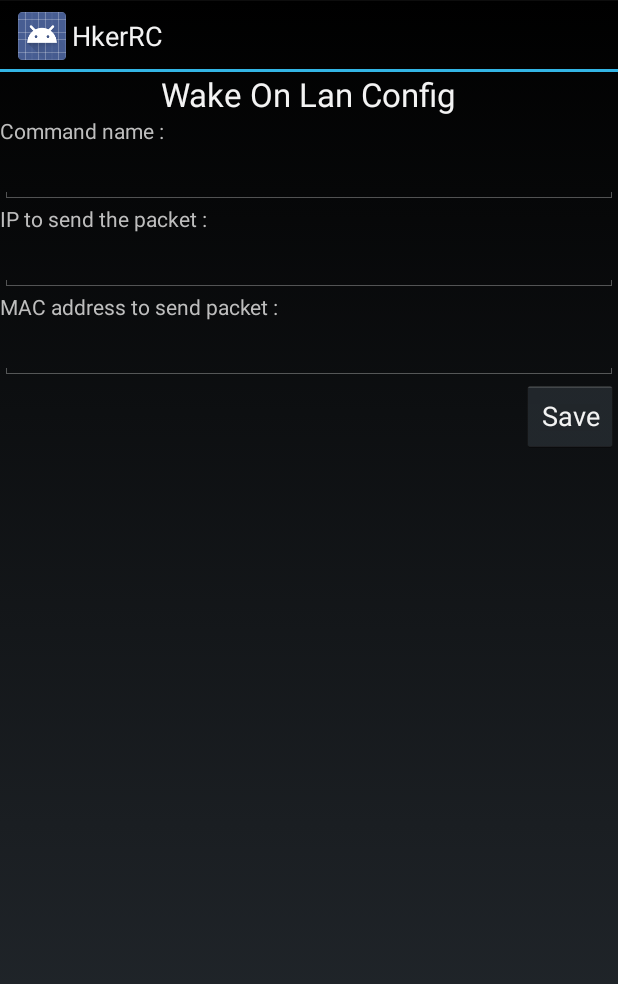
After one commit to GPif/HkerRC, an Android app: the WolConfigActivity screen opened directly, with no data from a screen before it, on a phone screen of 412 x 824 dp. The commit adds this screen. Shown: the top 984 px of the screen. Run offline under Robolectric (Android 15) with nearby library versions, the phone set to English and light mode, and no system bars; 4 statements that could not run were skipped.

Commit message:
Able to configure the command. The data is pass through serial object. Next step, put it in a file.

```diff
--- a/app/src/main/AndroidManifest.xml
+++ b/app/src/main/AndroidManifest.xml
@@ -2,7 +2,7 @@
 <manifest xmlns:android="http://schemas.android.com/apk/res/android"
     package="com.gpif.hkerrc" >
 
-    <uses-permission android:name="android.permission.INTERNET"></uses-permission>
+    <uses-permission android:name="android.permission.INTERNET"/>
 
     <application
         android:allowBackup="true"
@@ -18,6 +18,9 @@
                 <category android:name="android.intent.category.LAUNCHER" />
             </intent-filter>
         </activity>
+        <activity
+            android:name=".WolConfigActivity"
+            android:label="@string/app_name" />
     </application>
 
 </manifest>
--- /dev/null
+++ b/app/src/main/java/com/gpif/hkerrc/WolConfigActivity.java
@@ -0,0 +1,50 @@
+package com.gpif.hkerrc;
+
+import android.app.Activity;
+import android.content.Intent;
+import android.os.Bundle;
+import android.view.View;
+import android.widget.Button;
+import android.widget.EditText;
+
+import com.gpif.hkerrc.cmds.CommandsCollection;
+import com.gpif.hkerrc.cmds.WOLCommand;
+
+
+public class WolConfigActivity extends Activity {
+    @Override
+    protected void onCreate(Bundle savedInstanceState) {
+        super.onCreate(savedInstanceState);
+        setContentView(R.layout.config_wol_layout);
+        Intent wolConfig = getIntent();
+
+        final Integer position = wolConfig.getExtras().getInt("position");
+        final CommandsCollection values = (CommandsCollection) wolConfig.getSerializableExtra("cmd_list");
+
+        final EditText nameView = (EditText) findViewById(R.id.nameText);
+        final EditText ipView = (EditText) findViewById(R.id.ipText) ;
+        final EditText macView = (EditText) findViewById(R.id.macText);
+        Button saveButton = (Button) findViewById(R.id.save_button) ;
+
+        saveButton.setOnClickListener( new View.OnClickListener() {
+            @Override
+            public void onClick(View v) {
+                String name = nameView.getText().toString();
+                String ip   = ipView.getText().toString();
+                String mac  = macView.getText().toString();
+
+                WOLCommand cmd = new WOLCommand(name,ip,mac);
+                values.set(position,cmd);
+
+                Intent send2Main = new Intent();
+                send2Main.putExtra("cmd_list", values);
+                setResult(RESULT_OK,send2Main);
+                finish();
+            }
+        });
+
+        nameView.setText(values.get(position).getName());
+        ipView.setText(((WOLCommand) values.get(position)).getIp());
+        macView.setText(((WOLCommand) values.get(position)).getMac());
+    }
+}
--- /dev/null
+++ b/app/src/main/java/com/gpif/hkerrc/cmds/Command.java
@@ -0,0 +1,8 @@
+package com.gpif.hkerrc.cmds;
+
+import java.io.Serializable;
+
+public interface Command extends Serializable{
+    String getName();
+    Class getConfigActivityClass();
+}
--- /dev/null
+++ b/app/src/main/res/layout/config_wol_layout.xml
@@ -0,0 +1,53 @@
+<?xml version="1.0" encoding="utf-8"?>
+<LinearLayout xmlns:android="http://schemas.android.com/apk/res/android"
+    android:orientation="vertical" android:layout_width="match_parent"
+    android:layout_height="match_parent">
+
+    <TextView
+        android:layout_width="wrap_content"
+        android:layout_height="wrap_content"
+        android:textAppearance="?android:attr/textAppearanceLarge"
+        android:text="@string/wol_config_title"
+        android:id="@+id/title"
+        android:layout_gravity="center_horizontal" />
+
+    <TextView
+        android:layout_width="wrap_content"
+        android:layout_height="wrap_content"
+        android:text="Command name :"
+        android:id="@+id/textView3" />
+
+    <EditText
+        android:layout_width="match_parent"
+        android:layout_height="wrap_content"
+        android:id="@+id/nameText" />
+
+    <TextView
+        android:layout_width="wrap_content"
+        android:layout_height="wrap_content"
+        android:text="@string/ip_text_desc"
+        android:id="@+id/textView" />
+
+    <EditText
+        android:layout_width="match_parent"
+        android:layout_height="wrap_content"
+        android:id="@+id/ipText" />
+
+    <TextView
+        android:layout_width="wrap_content"
+        android:layout_height="wrap_content"
+        android:text="@string/mac_text_desc"
+        android:id="@+id/textView2" />
+
+    <EditText
+        android:layout_width="match_parent"
+        android:layout_height="wrap_content"
+        android:id="@+id/macText" />
+
+    <Button
+        android:layout_width="wrap_content"
+        android:layout_height="wrap_content"
+        android:text="@string/save_str"
+        android:id="@+id/save_button"
+        android:layout_gravity="right" />
+</LinearLayout>
--- a/app/src/main/res/values/strings.xml
+++ b/app/src/main/res/values/strings.xml
@@ -3,4 +3,8 @@
 
     <string name="new_cmd">Add new</string>
     <string name="action_settings">Settings</string>
+    <string name="wol_config_title">Wake On Lan Config</string>
+    <string name="ip_text_desc">IP to send the packet :</string>
+    <string name="mac_text_desc">MAC address to send packet :</string>
+    <string name="save_str">Save</string>
 </resources>
```
Also changed, not shown: app/src/main/java/com/gpif/hkerrc/CmdAdapter.java (+18 -7 lines), app/src/main/java/com/gpif/hkerrc/MainActivity.java (+21 -8 lines), app/src/main/java/com/gpif/hkerrc/cmds/Commands.java (deleted, +0 -11 lines), app/src/main/java/com/gpif/hkerrc/cmds/CommandsCollection.java (added, +36 -0 lines), app/src/main/java/com/gpif/hkerrc/cmds/WOLCommand.java (added, +51 -0 lines), app/src/main/java/com/gpif/hkerrc/cmds/WOLCommands.java (deleted, +0 -56 lines).
